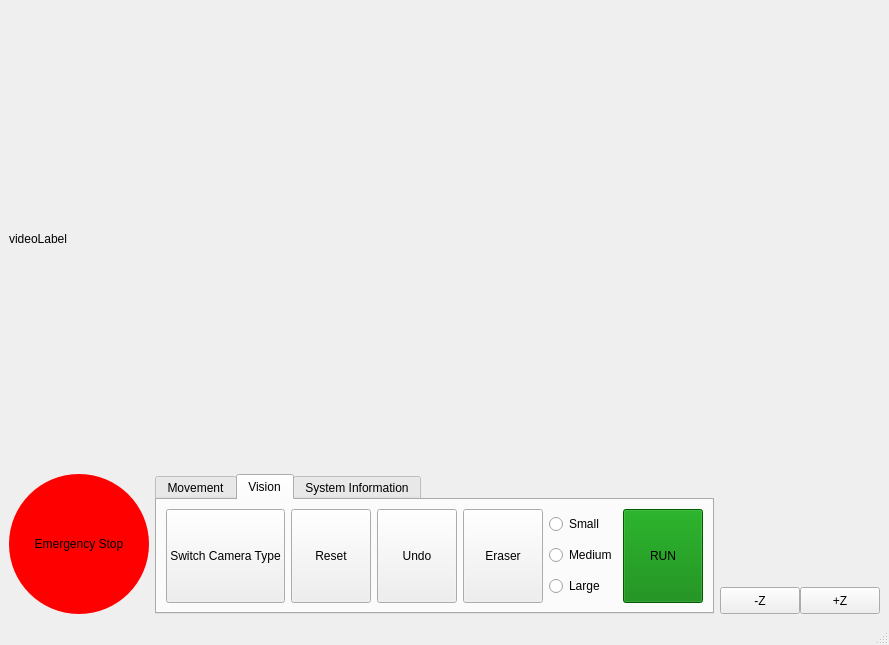
Old version of the form Vattenfall_ws/src/user_interface/user_interface/P5_GUI.ui in the repository jens1906/Robotteknologi-5.-semester.
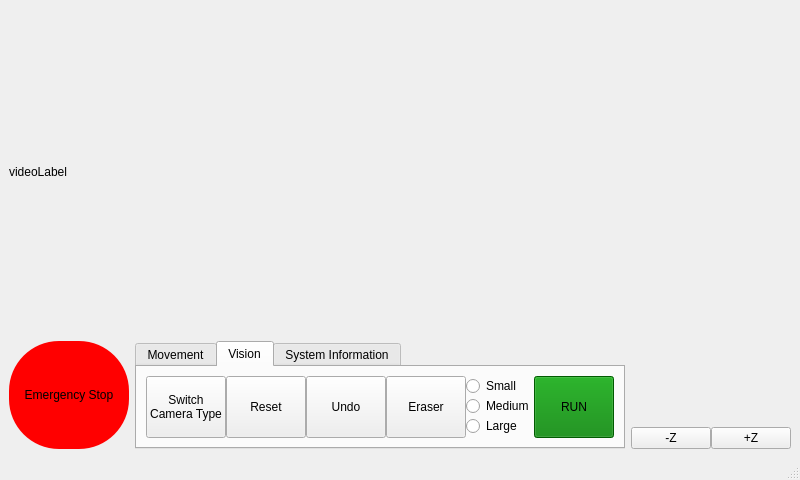
New version of the form. The open tabs and pages were chosen to show the change. Custom widgets are drawn as their Qt base class.

Commit message: Andre is my only love, right after Jens and Daniel, and Mads and Thor

What changed in the file:
```diff
--- a/Vattenfall_ws/src/user_interface/user_interface/P5_GUI.ui
+++ b/Vattenfall_ws/src/user_interface/user_interface/P5_GUI.ui
@@ -6,15 +6,15 @@
    <rect>
     <x>0</x>
     <y>0</y>
-    <width>820</width>
-    <height>645</height>
+    <width>800</width>
+    <height>480</height>
    </rect>
   </property>
   <property name="windowTitle">
    <string>MainWindow</string>
   </property>
   <widget class="QWidget" name="centralwidget">
-   <layout class="QVBoxLayout" name="verticalLayout_2" stretch="5,1">
+   <layout class="QVBoxLayout" name="verticalLayout_2" stretch="4,0">
     <item>
      <widget class="QLabel" name="videoLabel">
       <property name="sizePolicy">
@@ -29,7 +29,7 @@
      </widget>
     </item>
     <item>
-     <layout class="QHBoxLayout" name="horizontalLayout_3">
+     <layout class="QHBoxLayout" name="horizontalLayout_3" stretch="2,2,0">
       <item>
        <widget class="QPushButton" name="Emergency_Stop">
         <property name="sizePolicy">
@@ -42,9 +42,9 @@
          <string notr="true">QPushButton {
     background-color: red;
     color: black;
-    border-radius: 70px;     /* half of width/height */
-    width: 140px;
-    height: 140px;
+    border-radius: 50px;     /* half of width/height */
+    width: 100px;
+    height: 100px;
     border: none;
 }
 
@@ -198,10 +198,16 @@
           </property>
           <item>
            <layout class="QHBoxLayout" name="horizontalLayout_2" stretch="1,0,1,0,1,0,1,0,0,0,1">
+            <property name="spacing">
+             <number>0</number>
+            </property>
+            <property name="sizeConstraint">
+             <enum>QLayout::SizeConstraint::SetDefaultConstraint</enum>
+            </property>
             <item>
              <widget class="QPushButton" name="Switch_Camera_Type">
               <property name="sizePolicy">
-               <sizepolicy hsizetype="Expanding" vsizetype="Preferred">
+               <sizepolicy hsizetype="MinimumExpanding" vsizetype="Preferred">
                 <horstretch>1</horstretch>
                 <verstretch>0</verstretch>
                </sizepolicy>
@@ -213,7 +219,8 @@
                </size>
               </property>
               <property name="text">
-               <string>Switch Camera Type</string>
+               <string>Switch
+Camera Type</string>
               </property>
              </widget>
             </item>
@@ -236,7 +243,7 @@
             <item>
              <widget class="QPushButton" name="Reset">
               <property name="sizePolicy">
-               <sizepolicy hsizetype="Expanding" vsizetype="Preferred">
+               <sizepolicy hsizetype="Maximum" vsizetype="Preferred">
                 <horstretch>1</horstretch>
                 <verstretch>0</verstretch>
                </sizepolicy>
@@ -265,7 +272,7 @@
             <item>
              <widget class="QPushButton" name="Undo">
               <property name="sizePolicy">
-               <sizepolicy hsizetype="Expanding" vsizetype="Preferred">
+               <sizepolicy hsizetype="Maximum" vsizetype="Preferred">
                 <horstretch>1</horstretch>
                 <verstretch>0</verstretch>
                </sizepolicy>
@@ -294,7 +301,7 @@
             <item>
              <widget class="QPushButton" name="Eraser">
               <property name="sizePolicy">
-               <sizepolicy hsizetype="Expanding" vsizetype="Preferred">
+               <sizepolicy hsizetype="Maximum" vsizetype="Preferred">
                 <horstretch>1</horstretch>
                 <verstretch>0</verstretch>
                </sizepolicy>
```
Left out of the diff: 8 changed lines with no effect on the pictures. The commit also changes 2 other files.
